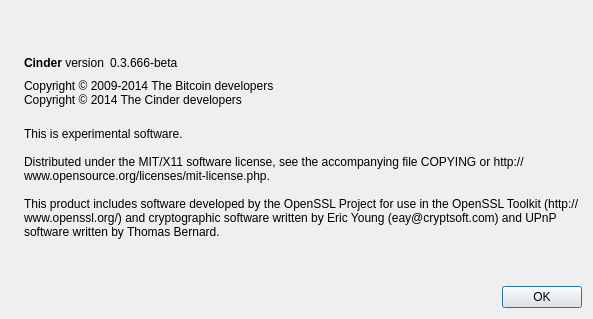
Qt form src/qt/forms/aboutdialog.ui (CrypTraider/Cinder) before a commit.
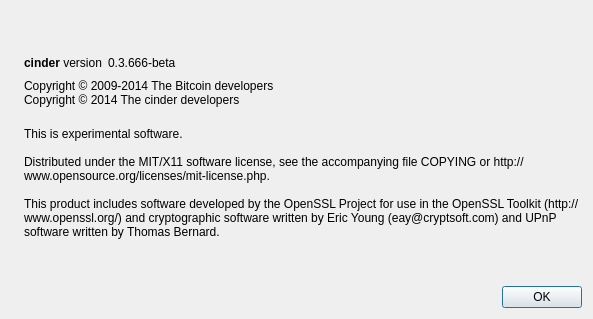
The same form after that commit. Icons and pictures are not drawn.

```diff
--- a/src/qt/forms/aboutdialog.ui
+++ b/src/qt/forms/aboutdialog.ui
@@ -50,7 +50,7 @@
           <cursorShape>IBeamCursor</cursorShape>
          </property>
          <property name="text">
-          <string>&lt;b&gt;Cinder&lt;/b&gt; version</string>
+          <string>&lt;b&gt;cinder&lt;/b&gt; version</string>
          </property>
          <property name="textInteractionFlags">
           <set>Qt::LinksAccessibleByMouse|Qt::TextSelectableByKeyboard|Qt::TextSelectableByMouse</set>
@@ -92,7 +92,7 @@
        </property>
        <property name="text">
         <string>Copyright © 2009-2014 The Bitcoin developers
-Copyright © 2014 The Cinder developers</string>
+Copyright © 2014 The cinder developers</string>
        </property>
        <property name="textInteractionFlags">
         <set>Qt::LinksAccessibleByMouse|Qt::TextSelectableByKeyboard|Qt::TextSelectableByMouse</set>
```
Left out of the diff: 2 changed lines with no effect on the pictures.
